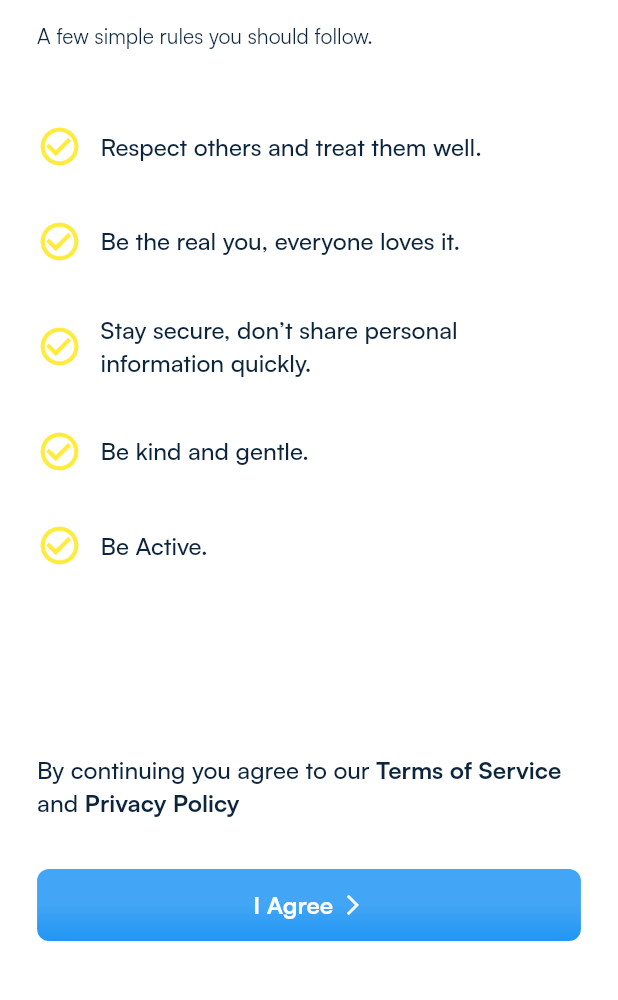
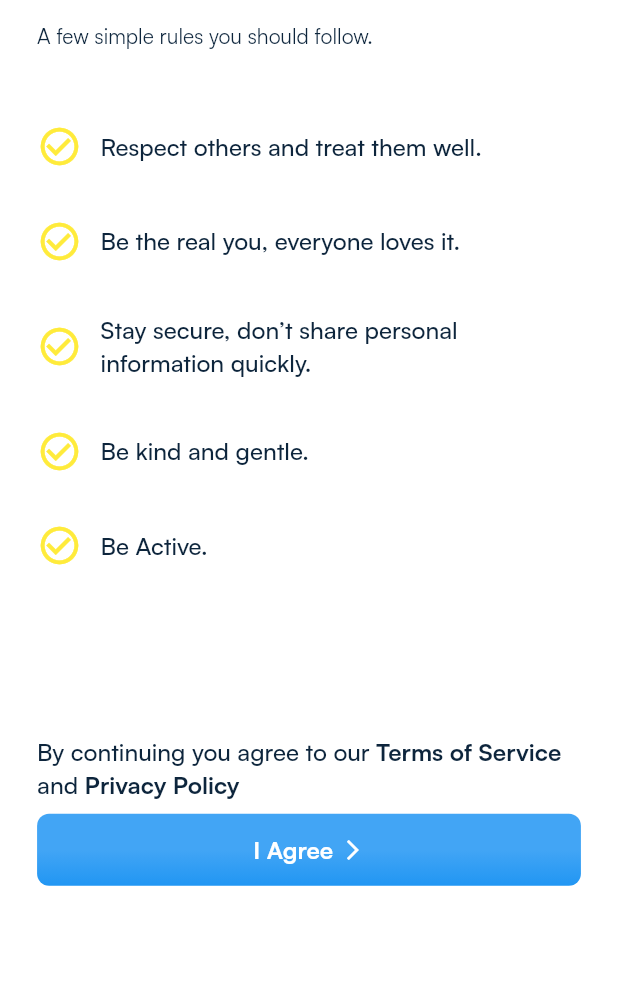
Before and after one commit to Priyanshu-Singhz/letsconnectnewui, a Flutter app: the WelcomePage screen opened directly, on a phone screen of 412 x 824 dp, the part 183-1183 px from its top. Run offline on Flutter 3.47's test engine with Material 2 defaults, Android fonts, the phone set to English and light mode, and no system bars; our stand-ins replace carousel_slider, get, lottie, percent_indicator, shimmer, sizer; missing offline and left inert: grouped_buttons_ns.

Commit message:
dynamic screen adjustment

```diff
--- a/lib/common/widgets/custom_button.dart
+++ b/lib/common/widgets/custom_button.dart
@@ -2,6 +2,7 @@
 import 'package:flutter/material.dart';
 import 'package:get/get.dart';
 import 'package:letsconnectnewui/common/constants/text_style.dart';
+import 'package:sizer/sizer.dart';
 
 class CustomButton extends StatelessWidget {
   final Function()? onTap;
@@ -14,12 +15,15 @@ class CustomButton extends StatelessWidget {
 
   @override
   Widget build(BuildContext context) {
+    return Sizer(
+      builder: (BuildContext context, Orientation orientation,
+          DeviceType deviceType) {
         return InkWell(
           onTap: onTap,
           child: Container(
             alignment: Alignment.center,
             height: 48,
-        width: MediaQuery.of(context).size.width,
+            width: 100.w,
             decoration: BoxDecoration(
               borderRadius: BorderRadius.circular(8),
               gradient: LinearGradient(
@@ -53,6 +57,8 @@ class CustomButton extends StatelessWidget {
               ],
             ),
           ),
+        );
+      },
     );
   }
 }
--- a/lib/screens/createaccount/welcomepage.dart
+++ b/lib/screens/createaccount/welcomepage.dart
@@ -15,29 +15,16 @@ class WelcomePage extends StatelessWidget {
       builder: (BuildContext context, Orientation orientation,
           DeviceType deviceType) {
         return Scaffold(
-          body: Padding(
+          body: Container(
+            height: 100.h,
+            width: 100.h,
+            child: Padding(
               padding: EdgeInsets.symmetric(horizontal: 6.w),
               child: Column(
+                mainAxisAlignment: MainAxisAlignment.start,
+                crossAxisAlignment: CrossAxisAlignment.start,
                 children: [
                   SizedBox(height: 7.h),
-                Header(),
-              ],
-            ),
-          ),
-        );
-      },
-    );
-  }
-}
-
-class Header extends StatelessWidget {
-  const Header({super.key});
-
-  @override
-  Widget build(BuildContext context) {
-    return Column(
-      crossAxisAlignment: CrossAxisAlignment.start,
-      children: [
                   Text(
                     'Welcome to',
                     style: MyTextStyle.headerTheme,
@@ -69,12 +56,14 @@ class Header extends StatelessWidget {
                   SizedBox(height: 4.h),
                   RowData(text: "Be the real you, everyone loves it."),
                   SizedBox(height: 4.h),
-        RowData(text: "Stay secure, don’t share personal information quickly."),
+                  RowData(
+                      text:
+                          "Stay secure, don’t share personal information quickly."),
                   SizedBox(height: 4.h),
                   RowData(text: "Be kind and gentle."),
                   SizedBox(height: 4.h),
                   RowData(text: "Be Active."),
-        SizedBox(height: 15.h),
+                  Spacer(),
                   Text.rich(
                     TextSpan(
                       text: 'By continuing you agree to our',
@@ -102,14 +91,20 @@ class Header extends StatelessWidget {
                       ],
                     ),
                   ),
-        SizedBox(height: 4.h),
+                  SizedBox(height: 1.h),
                   CustomButton(
                     label: "I Agree",
                     onTap: () {
                       Get.to(HomePage());
                     },
                   ),
+                  Spacer(),
                 ],
+              ),
+            ),
+          ),
+        );
+      },
     );
   }
 }
--- a/lib/screens/loginscreen/loginscreen.dart
+++ b/lib/screens/loginscreen/loginscreen.dart
@@ -25,7 +25,7 @@ class Loginscreen extends StatelessWidget {
                         decoration: BoxDecoration(color: Colors.lightBlue),
                         child: Image(
                           image: AssetImage("assets/doodlee.png"),
-                          fit: BoxFit.fitHeight,
+                          fit: BoxFit.fill,
                         )),
                   ],
                 ),
--- a/lib/screens/loginscreen/verifyotp.dart
+++ b/lib/screens/loginscreen/verifyotp.dart
@@ -22,10 +22,11 @@ class VefifyOtp extends StatelessWidget {
                   children: [
                     Container(
                         height: 60.h,
+                        width: 100.w,
                         decoration: BoxDecoration(color: Colors.lightBlue),
                         child: Image(
                           image: AssetImage("assets/doodlee.png"),
-                          fit: BoxFit.fitHeight,
+                          fit: BoxFit.fill,
                         )),
                   ],
                 ),
```
Also changed, not shown: lib/screens/createaccount/age.dart (+4 -5 lines), lib/screens/createaccount/gender.dart (+4 -5 lines), lib/screens/createaccount/name.dart (+8 -5 lines). Lines whose indentation alone changed are shown as unchanged.
